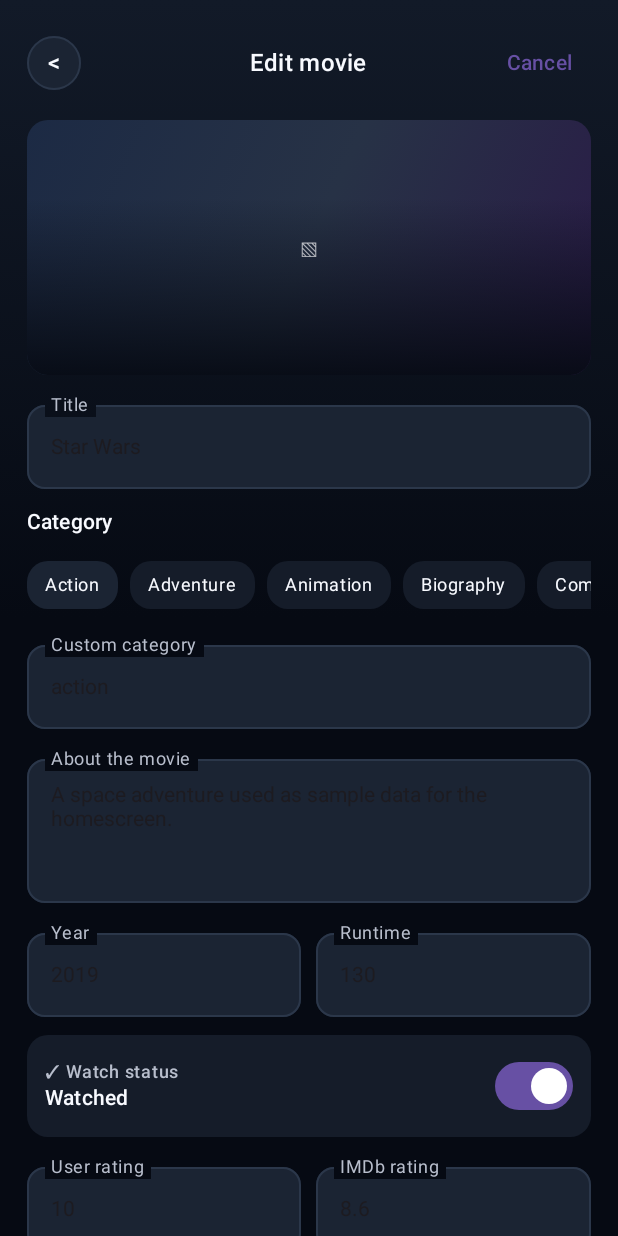
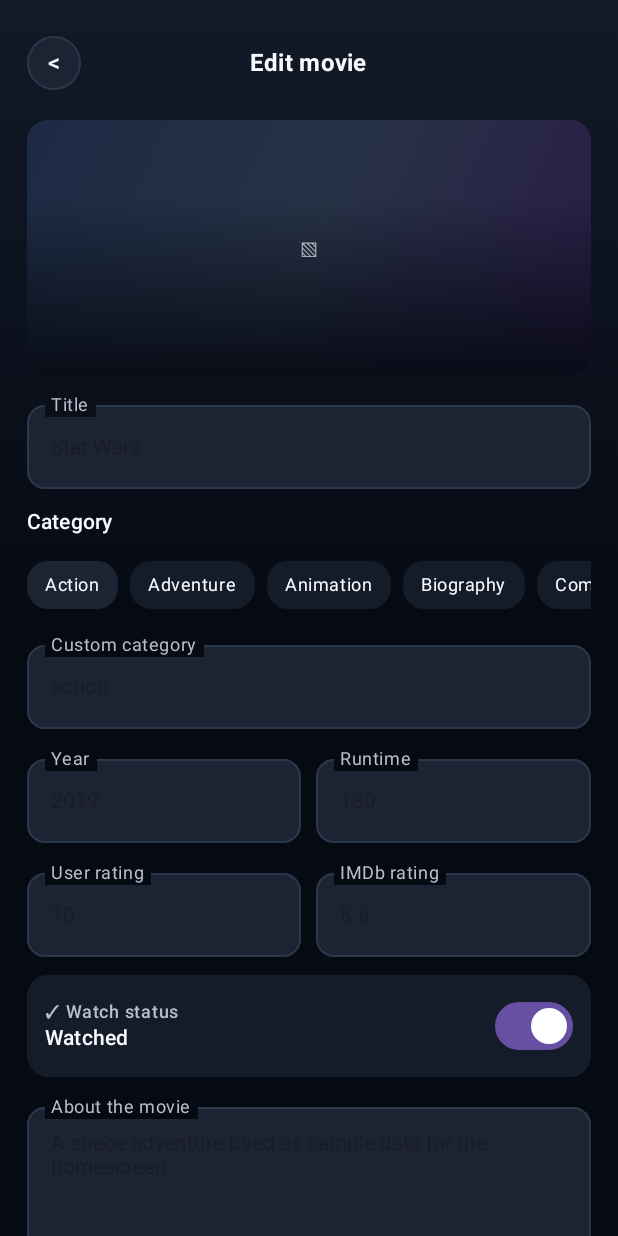
Before and after one commit to Paul1708/MovieMate, an Android app built with Jetpack Compose: the @Preview function MovieDetailScreenEditPreview, on a phone screen of 412 x 824 dp. Run offline under Robolectric (Android 15) with nearby library versions, the phone set to English and light mode, and no system bars.

Commit message:
Align add and edit movie forms

```diff
--- /dev/null
+++ b/composeApp/src/main/kotlin/de/fh/erfurt/moviemate/presentation/movies/components/MovieFormTopBar.kt
@@ -0,0 +1,64 @@
+package de.fh.erfurt.moviemate.presentation.movies.components
+
+import androidx.compose.foundation.layout.Box
+import androidx.compose.foundation.layout.fillMaxWidth
+import androidx.compose.foundation.layout.height
+import androidx.compose.material3.MaterialTheme
+import androidx.compose.material3.Text
+import androidx.compose.material3.TextButton
+import androidx.compose.runtime.Composable
+import androidx.compose.ui.Alignment
+import androidx.compose.ui.Modifier
+import androidx.compose.ui.text.font.FontWeight
+import de.fh.erfurt.moviemate.presentation.components.MovieMateScreenDefaults
+import de.fh.erfurt.moviemate.presentation.components.TopBarIconButton
+import de.fh.erfurt.moviemate.presentation.theme.MovieMateColors
+
+/**
+ * Shared top bar for add/edit movie forms.
+ *
+ * The parent screen owns horizontal and top padding, which keeps add and edit
+ * forms aligned to the same content width.
+ */
+@Composable
+fun MovieFormTopBar(
+    title: String,
+    navigationIcon: String,
+    navigationContentDescription: String,
+    onNavigationClicked: () -> Unit,
+    modifier: Modifier = Modifier,
+    actionLabel: String? = null,
+    actionEnabled: Boolean = true,
+    onActionClicked: (() -> Unit)? = null
+) {
+    Box(
+        modifier = modifier
+            .fillMaxWidth()
+            .height(MovieMateScreenDefaults.TopBarHeight),
+        contentAlignment = Alignment.Center
+    ) {
+        TopBarIconButton(
+            text = navigationIcon,
+            contentDescription = navigationContentDescription,
+            onClick = onNavigationClicked,
+            modifier = Modifier.align(Alignment.CenterStart)
+        )
+
+        Text(
+            text = title,
+            style = MaterialTheme.typography.titleMedium,
+            color = MovieMateColors.PrimaryText,
+            fontWeight = FontWeight.Bold
+        )
+
+        if (actionLabel != null && onActionClicked != null) {
+            TextButton(
+                onClick = onActionClicked,
+                enabled = actionEnabled,
+                modifier = Modifier.align(Alignment.CenterEnd)
+            ) {
+                Text(actionLabel)
+            }
+        }
+    }
+}
--- a/composeApp/src/main/kotlin/de/fh/erfurt/moviemate/presentation/movies/detail/MovieDetailEditContent.kt
+++ b/composeApp/src/main/kotlin/de/fh/erfurt/moviemate/presentation/movies/detail/MovieDetailEditContent.kt
@@ -16,7 +16,6 @@ import androidx.compose.runtime.Composable
 import androidx.compose.ui.Modifier
 import androidx.compose.ui.text.input.KeyboardType
 import de.fh.erfurt.moviemate.movies.presentation.detail.MovieDetailUiModel
-import de.fh.erfurt.moviemate.presentation.components.MovieMateScreenDefaults
 import de.fh.erfurt.moviemate.presentation.theme.MovieMateIcons
 import de.fh.erfurt.moviemate.presentation.theme.MovieMateSpacing
 
@@ -33,12 +32,7 @@ internal fun MovieDetailEditContent(
     Column(
         modifier = modifier
             .verticalScroll(rememberScrollState())
-            .padding(
-                start = MovieMateScreenDefaults.HorizontalPadding,
-                top = MovieMateScreenDefaults.ContentTopSpacing,
-                end = MovieMateScreenDefaults.HorizontalPadding,
-                bottom = MovieMateScreenDefaults.VerticalPadding
-            ),
+            .padding(bottom = MovieMateSpacing.addFormBottomPadding),
         verticalArrangement = Arrangement.spacedBy(MovieMateSpacing.titleSpacing)
     ) {
         MovieDetailPoster(
@@ -59,13 +53,6 @@ internal fun MovieDetailEditContent(
             onCustomCategoryChanged = { onAction(MovieDetailAction.CategoryChanged(it)) }
         )
 
-        DetailTextField(
-            value = editState.description,
-            label = "About the movie",
-            onValueChange = { onAction(MovieDetailAction.DescriptionChanged(it)) },
-            minLines = 4
-        )
-
         Row(horizontalArrangement = Arrangement.spacedBy(MovieMateSpacing.fieldSpacing)) {
             DetailTextField(
                 value = editState.releaseYear,
@@ -83,13 +70,6 @@ internal fun MovieDetailEditContent(
             )
         }
 
-        WatchedControl(
-            isWatched = editState.isWatched,
-            onWatchedChanged = {
-                onAction(MovieDetailAction.WatchedChanged(it))
-            }
-        )
-
         Row(horizontalArrangement = Arrangement.spacedBy(MovieMateSpacing.fieldSpacing)) {
             DetailTextField(
                 value = editState.userRating,
@@ -106,6 +86,20 @@ internal fun MovieDetailEditContent(
                 modifier = Modifier.weight(1f)
             )
         }
+
+        WatchedControl(
+            isWatched = editState.isWatched,
+            onWatchedChanged = {
+                onAction(MovieDetailAction.WatchedChanged(it))
+            }
+        )
+
+        DetailTextField(
+            value = editState.description,
+            label = "About the movie",
+            onValueChange = { onAction(MovieDetailAction.DescriptionChanged(it)) },
+            minLines = 4
+        )
 
         DetailTextField(
             value = editState.comment,
--- a/composeApp/src/main/kotlin/de/fh/erfurt/moviemate/presentation/movies/detail/MovieDetailScreen.kt
+++ b/composeApp/src/main/kotlin/de/fh/erfurt/moviemate/presentation/movies/detail/MovieDetailScreen.kt
@@ -4,7 +4,9 @@ import androidx.activity.compose.BackHandler
 import androidx.compose.foundation.layout.Box
 import androidx.compose.foundation.layout.BoxScope
 import androidx.compose.foundation.layout.Column
+import androidx.compose.foundation.layout.Spacer
 import androidx.compose.foundation.layout.fillMaxSize
+import androidx.compose.foundation.layout.height
 import androidx.compose.foundation.layout.padding
 import androidx.compose.material3.AlertDialog
 import androidx.compose.material3.Text
@@ -23,7 +25,9 @@ import de.fh.erfurt.moviemate.presentation.components.ScreenEmptyState
 import de.fh.erfurt.moviemate.presentation.components.ScreenErrorState
 import de.fh.erfurt.moviemate.presentation.components.MovieMateScreenDefaults
 import de.fh.erfurt.moviemate.presentation.components.ScreenLoadingState
+import de.fh.erfurt.moviemate.presentation.movies.components.MovieFormTopBar
 import de.fh.erfurt.moviemate.presentation.preview.previewMovieDetailUiState
+import de.fh.erfurt.moviemate.presentation.theme.MovieMateIcons
 import de.fh.erfurt.moviemate.presentation.theme.MovieMateSpacing
 
 /**
@@ -88,14 +92,20 @@ fun MovieDetailScreen(
             }
 
             isEditMode -> {
-                Column(modifier = Modifier.fillMaxSize()) {
-                    MovieDetailTopBar(
+                Column(
+                    modifier = Modifier
+                        .fillMaxSize()
+                        .padding(horizontal = MovieMateScreenDefaults.HorizontalPadding)
+                        .padding(top = MovieMateScreenDefaults.VerticalPadding)
+                ) {
+                    MovieFormTopBar(
                         title = "Edit movie",
-                        onBackClicked = { leaveEditMode() },
-                        actionLabel = "Cancel",
-                        onActionClicked = { leaveEditMode() },
-                        modifier = Modifier.padding(top = MovieMateSpacing.detailTopBarOverlayPadding)
+                        navigationIcon = MovieMateIcons.back,
+                        navigationContentDescription = "Go back",
+                        onNavigationClicked = { leaveEditMode() }
                     )
+
+                    Spacer(modifier = Modifier.height(MovieMateScreenDefaults.ContentTopSpacing))
 
                     MovieDetailEditContent(
                         movie = movie,
```
Also changed, not shown: composeApp/src/main/kotlin/de/fh/erfurt/moviemate/presentation/movies/add/AddMovieScreen.kt (+9 -42 lines).
